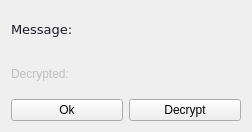
Above: secret_dialog.ui from pablomendesfaria/simple-image-editor before the change. Below: the same form after it.
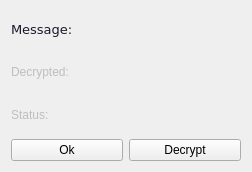
That is the form after the change. Icons and pictures are not drawn.

Commit message: Project finished

What changed in the file:
```diff
--- a/secret_dialog.ui
+++ b/secret_dialog.ui
@@ -7,7 +7,7 @@
     <x>0</x>
     <y>0</y>
     <width>252</width>
-    <height>132</height>
+    <height>172</height>
    </rect>
   </property>
   <property name="minimumSize">
@@ -110,6 +110,27 @@
      </item>
     </layout>
    </item>
+   <item>
+    <layout class="QHBoxLayout" name="horizontalLayout_4" stretch="0,1">
+     <item>
+      <widget class="QLabel" name="label3">
+       <property name="enabled">
+        <bool>false</bool>
+       </property>
+       <property name="text">
+        <string>Status:</string>
+       </property>
+      </widget>
+     </item>
+     <item>
+      <widget class="QLabel" name="processStatus">
+       <property name="text">
+        <string/>
+       </property>
+      </widget>
+     </item>
+    </layout>
+   </item>
    <item>
     <layout class="QHBoxLayout" name="horizontalLayout_2">
      <item>
```
Left out of the diff: 4 changed lines with no effect on the pictures. The commit also changes 2 other files.
